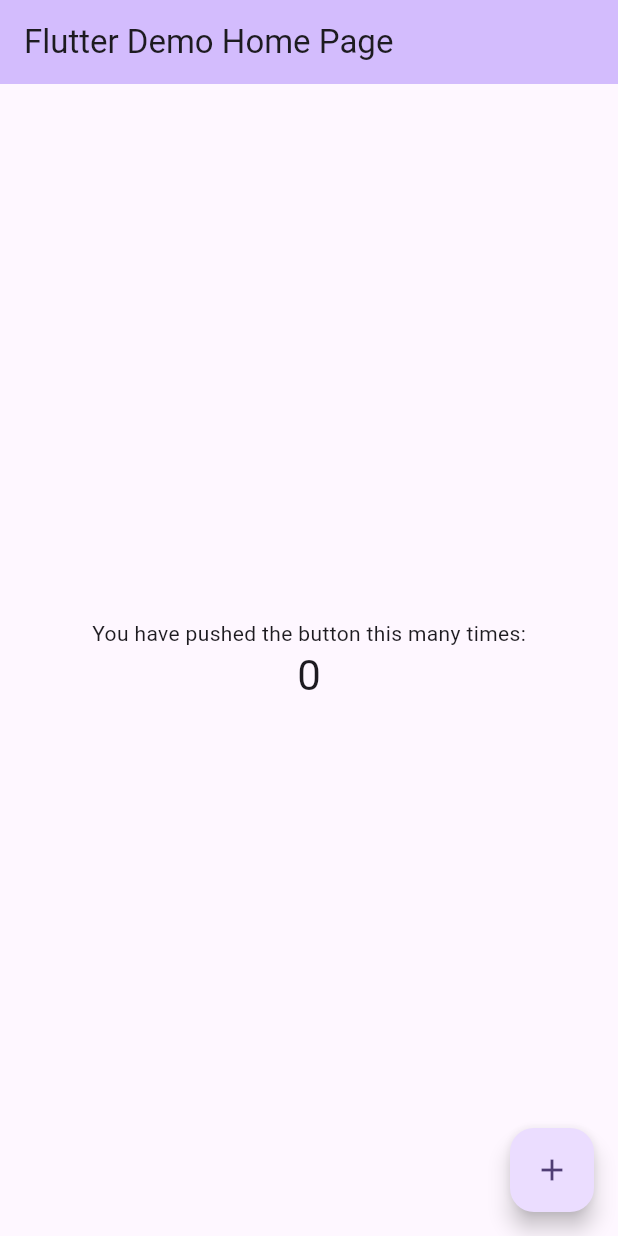
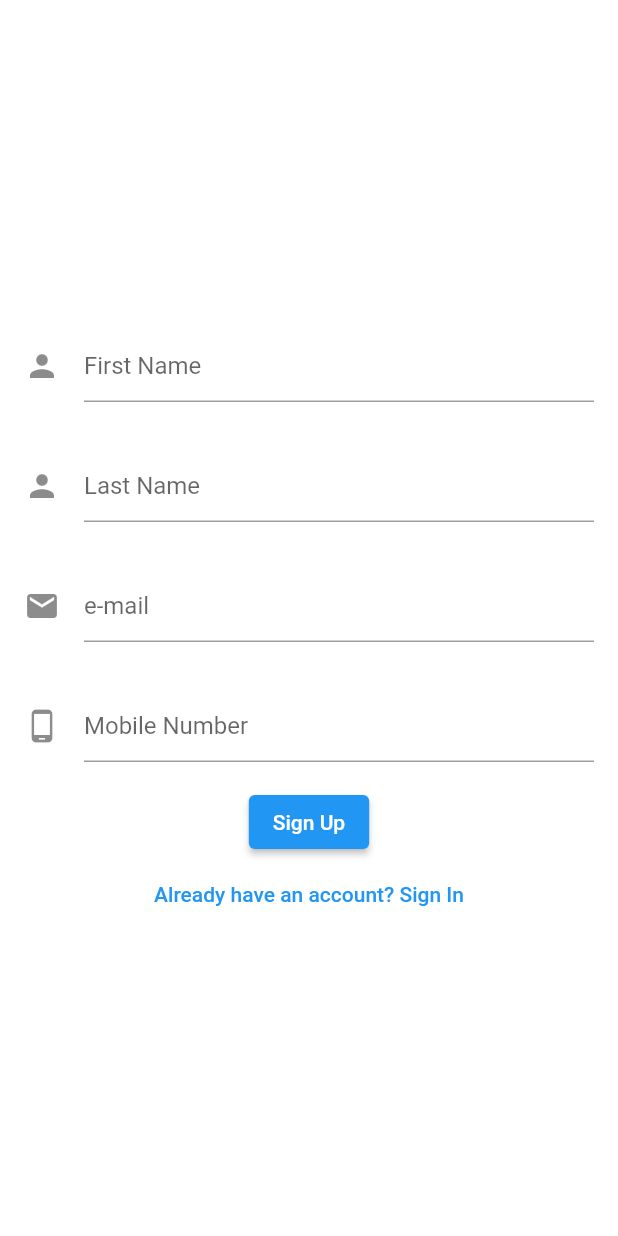
Before and after one commit to KishoreMenda/petpalproject, a Flutter app: the screen it shows after launch, on a phone screen of 412 x 824 dp. Run offline on Flutter 3.47's test engine with Material 2 defaults, Android fonts, the phone set to English and light mode, and no system bars; our stand-ins replace google_sign_in.

Commit message:
Signup page and validations

```diff
--- a/petpal/lib/main.dart
+++ b/petpal/lib/main.dart
@@ -1,13 +1,13 @@
 import 'package:flutter/material.dart';
 import 'package:google_sign_in/google_sign_in.dart';
-
+import 'package:petpal/login.dart';
+import 'package:petpal/signup.dart';
 
 GoogleSignIn googleSignIn = GoogleSignIn(
   scopes: [
     'email',
   ],
 );
-
 
 void main() {
   runApp(const MyApp());
@@ -20,115 +20,11 @@ class MyApp extends StatelessWidget {
   @override
   Widget build(BuildContext context) {
     return MaterialApp(
-      title: 'Flutter Demo',
+      title: 'Petpal App',
       theme: ThemeData(
-        // This is the theme of your application.
-        //
-        // TRY THIS: Try running your application with "flutter run". You'll see
-        // the application has a blue toolbar. Then, without quitting the app,
-        // try changing the seedColor in the colorScheme below to Colors.green
-        // and then invoke "hot reload" (save your changes or press the "hot
-        // reload" button in a Flutter-supported IDE, or press "r" if you used
-        // the command line to start the app).
-        //
-        // Notice that the counter didn't reset back to zero; the application
-        // state is not lost during the reload. To reset the state, use hot
-        // restart instead.
-        //
-        // This works for code too, not just values: Most code changes can be
-        // tested with just a hot reload.
-        colorScheme: ColorScheme.fromSeed(seedColor: Colors.deepPurple),
-        useMaterial3: true,
+        primarySwatch: Colors.blue,
       ),
-      home: const MyHomePage(title: 'Flutter Demo Home Page'),
+      home: const SignupPage(),
     );
   }
 }
-
-class MyHomePage extends StatefulWidget {
-  const MyHomePage({super.key, required this.title});
-
-  // This widget is the home page of your application. It is stateful, meaning
-  // that it has a State object (defined below) that contains fields that affect
-  // how it looks.
-
-  // This class is the configuration for the state. It holds the values (in this
-  // case the title) provided by the parent (in this case the App widget) and
-  // used by the build method of the State. Fields in a Widget subclass are
-  // always marked "final".
-
-  final String title;
-
-  @override
-  State<MyHomePage> createState() => _MyHomePageState();
-}
-
-class _MyHomePageState extends State<MyHomePage> {
-  int _counter = 0;
-
-  void _incrementCounter() {
-    setState(() {
-      // This call to setState tells the Flutter framework that something has
-      // changed in this State, which causes it to rerun the build method below
-      // so that the display can reflect the updated values. If we changed
-      // _counter without calling setState(), then the build method would not be
-      // called again, and so nothing would appear to happen.
-      _counter++;
-    });
-  }
-
-  @override
-  Widget build(BuildContext context) {
-    // This method is rerun every time setState is called, for instance as done
-    // by the _incrementCounter method above.
-    //
-    // The Flutter framework has been optimized to make rerunning build methods
-    // fast, so that you can just rebuild anything that needs updating rather
-    // than having to individually change instances of widgets.
-    return Scaffold(
-      appBar: AppBar(
-        // TRY THIS: Try changing the color here to a specific color (to
-        // Colors.amber, perhaps?) and trigger a hot reload to see the AppBar
-        // change color while the other colors stay the same.
-        backgroundColor: Theme.of(context).colorScheme.inversePrimary,
-        // Here we take the value from the MyHomePage object that was created by
-        // the App.build method, and use it to set our appbar title.
-        title: Text(widget.title),
-      ),
-      body: Center(
-        // Center is a layout widget. It takes a single child and positions it
-        // in the middle of the parent.
-        child: Column(
-          // Column is also a layout widget. It takes a list of children and
-          // arranges them vertically. By default, it sizes itself to fit its
-          // children horizontally, and tries to be as tall as its parent.
-          //
-          // Column has various properties to control how it sizes itself and
-          // how it positions its children. Here we use mainAxisAlignment to
-          // center the children vertically; the main axis here is the vertical
-          // axis because Columns are vertical (the cross axis would be
-          // horizontal).
-          //
-          // TRY THIS: Invoke "debug painting" (choose the "Toggle Debug Paint"
-          // action in the IDE, or press "p" in the console), to see the
-          // wireframe for each widget.
-          mainAxisAlignment: MainAxisAlignment.center,
-          children: <Widget>[
-            const Text(
-              'You have pushed the button this many times:',
-            ),
-            Text(
-              '$_counter',
-              style: Theme.of(context).textTheme.headlineMedium,
-            ),
-          ],
-        ),
-      ),
-      floatingActionButton: FloatingActionButton(
-        onPressed: _incrementCounter,
-        tooltip: 'Increment',
-        child: const Icon(Icons.add),
-      ), // This trailing comma makes auto-formatting nicer for build methods.
-    );
-  }
-}
--- /dev/null
+++ b/petpal/lib/signup.dart
@@ -0,0 +1,96 @@
+import 'package:flutter/material.dart';
+
+class SignupPage extends StatefulWidget {
+  const SignupPage({super.key});
+
+  @override
+  State<SignupPage> createState() => _SignupPageState();
+}
+
+class _SignupPageState extends State<SignupPage> {
+  final TextEditingController _firstNameController = TextEditingController();
+  final TextEditingController _lastNameController = TextEditingController();
+  final TextEditingController _emailController = TextEditingController();
+  final TextEditingController _mobileNumberController = TextEditingController();
+
+  String? _validateEmail(String? value) {
+    if (value == null || value.isEmpty) {
+      return 'Please enter your email';
+    } else if (!RegExp(r'^[\w-]+(\.[\w-]+)*@[\w-]+(\.[\w-]+)+$').hasMatch(value)) {
+      return 'Please enter a valid email address';
+    }
+    return null;
+  }
+
+  String? _validateMobileNumber(String? value) {
+    if (value == null || value.isEmpty) {
+      return 'Please enter your mobile number';
+    } else if (!RegExp(r'^[0-9]{10}$').hasMatch(value)) {
+      return 'Please enter a valid 10-digit mobile number';
+    }
+    return null;
+  }
+
+  final GlobalKey<FormState> _formKey = GlobalKey<FormState>();
+
+  void _submitForm() {
+    if (_formKey.currentState!.validate()) {
+      // Form is valid, perform sign-up or other actions here.
+    }
+  }
+
+  @override
+  Widget build(BuildContext context) {
+    return Scaffold(
+        body: Container(
+            color: Colors.white,
+            child: Center(
+                child: Form(
+                    key: _formKey,
+                    child: Column(
+                      mainAxisAlignment: MainAxisAlignment.center,
+                      children: [
+                        Padding(
+                            padding: const EdgeInsets.all(16.0),
+                            child: TextFormField(
+                              controller: _firstNameController,
+                              decoration: const InputDecoration(
+                                hintText: 'First Name',
+                                icon: Icon(Icons.person),
+                              ),
+                            )),
+                        Padding(
+                            padding: const EdgeInsets.all(16.0),
+                            child: TextFormField(
+                              controller: _lastNameController,
+                              decoration: const InputDecoration(
+                                hintText: 'Last Name',
+                                icon: Icon(Icons.person),
+                              ),
+                            )),
+                        Padding(
+                            padding: const EdgeInsets.all(16.0),
+                            child: TextFormField(
+                              controller: _emailController,
+                              decoration: const InputDecoration(
+                                hintText: 'e-mail',
+                                icon: Icon(Icons.email),
+                              ),
+                              validator: _validateEmail,
+                            )),
+                        Padding(
+                            padding: const EdgeInsets.all(16.0),
+                            child: TextFormField(
+                              controller: _mobileNumberController,
+                              decoration: const InputDecoration(
+                                hintText: 'Mobile Number',
+                                icon: Icon(Icons.phone_android),
+                              ),
+                              validator: _validateMobileNumber,
+                            )),
+                        ElevatedButton(onPressed: _submitForm, child: const Text('Sign Up')),
+                        TextButton(onPressed: () {}, child: const Text('Already have an account? Sign In'))
+                      ],
+                    )))));
+  }
+}
```
Also changed, not shown: petpal/lib/login.dart (+31 -1 lines), petpal/pubspec.yaml (+5 -3 lines), petpal/assets/images/LoginPage.png (added), petpal/pubspec.lock, 11 other files.
